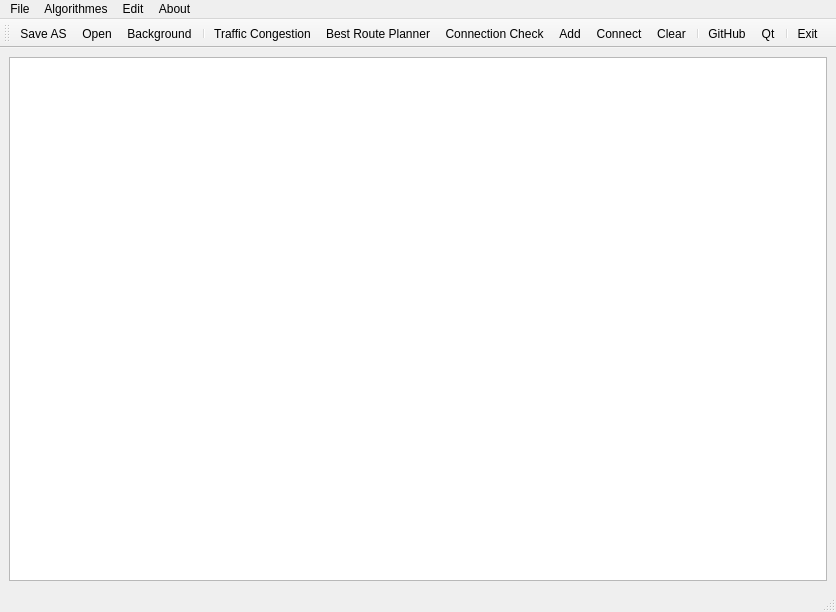
Above: mainwindow.ui from VladosYetti/CourseWork-TrafficLights-KNT-119 before the change. Below: the same form after it.
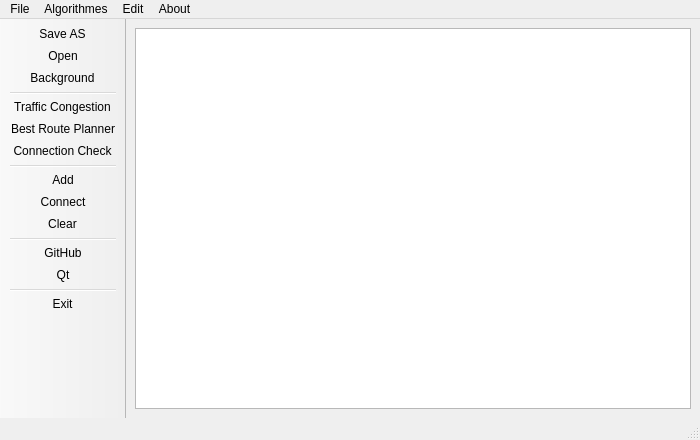
That is the form after the change. Icons and pictures are not drawn.

Patch:
```diff
--- a/mainwindow.ui
+++ b/mainwindow.ui
@@ -6,10 +6,22 @@
    <rect>
     <x>0</x>
     <y>0</y>
-    <width>836</width>
-    <height>612</height>
+    <width>700</width>
+    <height>440</height>
    </rect>
   </property>
+  <property name="minimumSize">
+   <size>
+    <width>700</width>
+    <height>440</height>
+   </size>
+  </property>
+  <property name="maximumSize">
+   <size>
+    <width>700</width>
+    <height>440</height>
+   </size>
+  </property>
   <property name="windowTitle">
    <string>MainWindow</string>
   </property>
@@ -25,7 +37,7 @@
     <rect>
      <x>0</x>
      <y>0</y>
-     <width>836</width>
+     <width>700</width>
      <height>21</height>
     </rect>
    </property>
@@ -71,11 +83,32 @@
   </widget>
   <widget class="QStatusBar" name="statusbar"/>
   <widget class="QToolBar" name="toolBar">
+   <property name="enabled">
+    <bool>true</bool>
+   </property>
+   <property name="sizePolicy">
+    <sizepolicy hsizetype="Fixed" vsizetype="Preferred">
+     <horstretch>0</horstretch>
+     <verstretch>0</verstretch>
+    </sizepolicy>
+   </property>
+   <property name="minimumSize">
+    <size>
+     <width>0</width>
+     <height>0</height>
+    </size>
+   </property>
    <property name="windowTitle">
     <string>toolBar</string>
    </property>
+   <property name="autoFillBackground">
+    <bool>false</bool>
+   </property>
+   <property name="movable">
+    <bool>false</bool>
+   </property>
    <attribute name="toolBarArea">
-    <enum>TopToolBarArea</enum>
+    <enum>LeftToolBarArea</enum>
    </attribute>
    <attribute name="toolBarBreak">
     <bool>false</bool>
@@ -87,6 +120,7 @@
    <addaction name="actionTraffic_ongestion"/>
    <addaction name="actionBest_Route_Planner"/>
    <addaction name="actionConnection_heck"/>
+   <addaction name="separator"/>
    <addaction name="actionAdd"/>
    <addaction name="actionconnect"/>
    <addaction name="actionClear"/>
```
